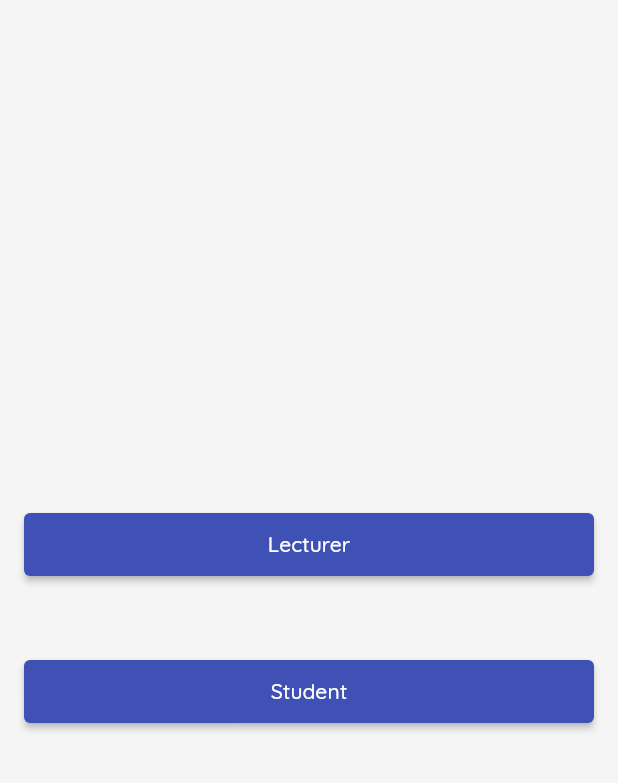
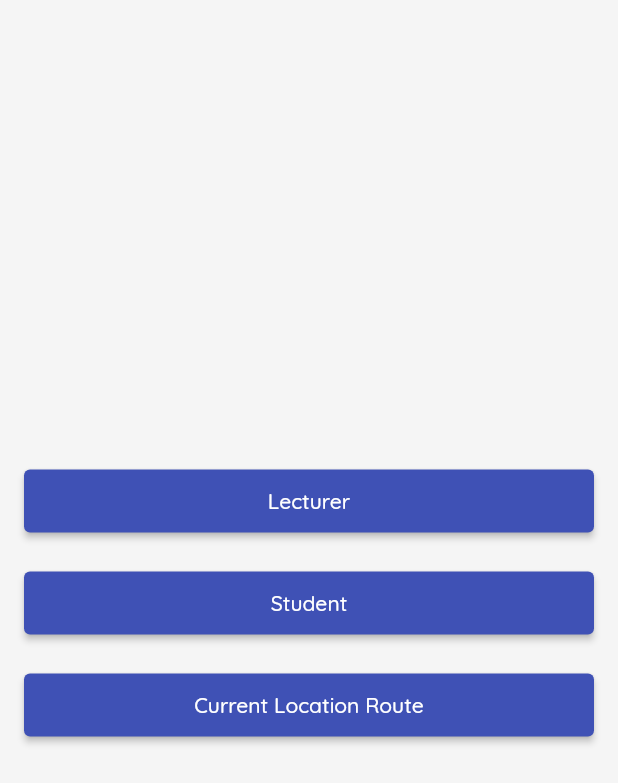
Before and after one commit to Murigi-Nganga/sajili_mobile, a Flutter app: the screen it shows after launch, on a phone screen of 412 x 824 dp. Shown: the top 783 px of the screen. Run offline on Flutter 3.47's test engine with Material 2 defaults, Android fonts, the light colour scheme and no system bars; our stand-ins replace camera, get, location; missing offline and left inert: easy_geofencing.

Commit message:
display current location

```diff
--- a/lib/controllers/gps_controller.dart
+++ b/lib/controllers/gps_controller.dart
@@ -10,8 +10,11 @@
   @override
   void onInit() {
     super.onInit();
-    _location.onLocationChanged.listen((LocationData currentLocation) {
-      location.value = currentLocation;
-    });
+    _location.changeSettings(
+      accuracy: LocationAccuracy.high,
+      interval: 100,
+    );
+    _location.onLocationChanged.listen(
+        (LocationData currentLocation) => location.value = currentLocation);
   }
 }
--- /dev/null
+++ b/lib/geofence-feature/geofence_controller.dart
@@ -0,0 +1,5 @@
+import 'package:get/get.dart';
+
+class GeofenceController extends GetxController {
+
+}
--- a/lib/routes/app_routes.dart
+++ b/lib/routes/app_routes.dart
@@ -1,4 +1,5 @@
 import 'package:get/get.dart';
+import 'package:sajili_mobile/geofence-feature/current_location_screen.dart';
 import 'package:sajili_mobile/views/decision.dart';
 import 'package:sajili_mobile/views/lecturer/lec_home_screen.dart';
 import 'package:sajili_mobile/views/lecturer/lec_login_screen.dart';
@@ -14,6 +15,7 @@
   static const studLoginRoute = '/student/login';
   static const studTakePictureRoute = '/student/take-picture';
   static const studHomeRoute = '/student/home';
+  static const currentLocationRoute = '/student/current-route';
 
   // Lecturer routes
   static const lecLoginRoute = '/lecturer/login';
@@ -39,6 +41,10 @@
     name: Routes.studTakePictureRoute,
     page: () => const StudTakePictureScreen(),
   ),
+  GetPage(
+    name: Routes.currentLocationRoute,
+    page: () => const CurrentLocationScreen(),
+  ),
 
   // Lecturer pages
   GetPage(
--- a/lib/utils/api_endpoints.dart
+++ b/lib/utils/api_endpoints.dart
@@ -1,4 +1,4 @@
-const _baseUrl = 'http://192.168.43.220:8000';
+const _baseUrl = 'http://192.168.137.233:8000';
 
 class Endpoints {
 
--- a/lib/views/decision.dart
+++ b/lib/views/decision.dart
@@ -22,13 +22,21 @@
               },
               child: const Text('Lecturer'),
             ),
-            const SizedBox(height: 50),
+            const SizedBox(height: 20),
             ElevatedButton(
               onPressed: () {
                 Get.toNamed(Routes.studLoginRoute);
               },
               child: const Text('Student'),
             ),
+            const SizedBox(height: 20),
+            ElevatedButton(
+              onPressed: () {
+                Get.toNamed(Routes.currentLocationRoute);
+              },
+              child: const Text('Current Location Route'),
+            ),
+            const SizedBox(height: 20),
           ],
         ),
       ),
--- a/pubspec.yaml
+++ b/pubspec.yaml
@@ -10,7 +10,7 @@
   camera: ^0.10.3
   flutter:
     sdk: flutter
-  geolocator: ^9.0.2
+  easy_geofencing: ^0.2.0
   get: ^4.6.5
   get_storage: ^2.0.3
   google_mlkit_face_detection: ^0.5.0
```
Also changed, not shown: lib/geofence-feature/current_location_screen.dart (added, +79 -0 lines), pubspec.lock, 4 other files.
